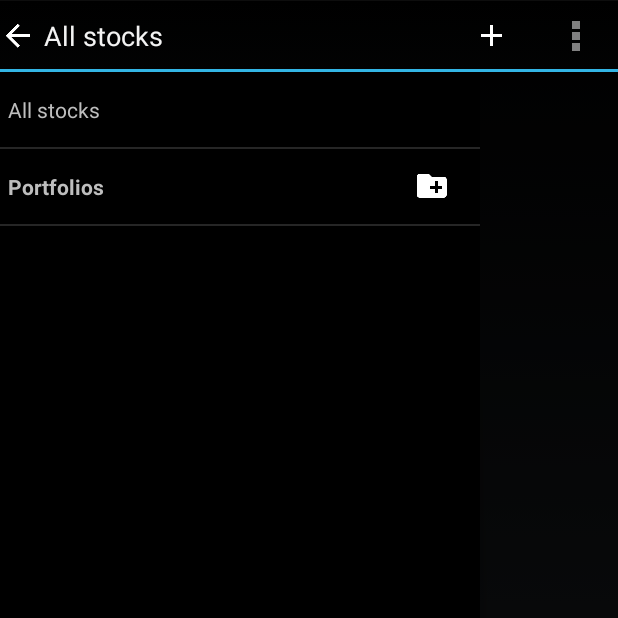
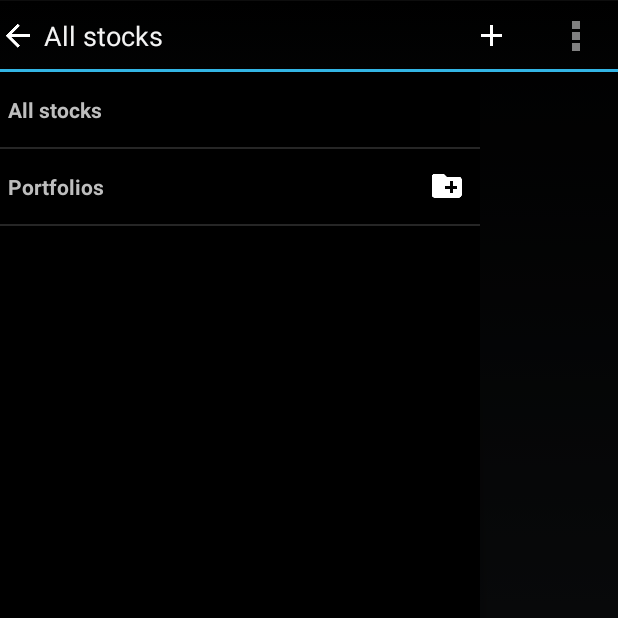
Before and after one commit to kumarad/asanecon, an Android app: the screen it shows after launch (HomeActivity), with the side drawer open, on a phone screen of 412 x 824 dp, the top half of it. Run offline under Robolectric (Android 15) with nearby library versions, the phone set to English and light mode, and no system bars; libraries missing offline, so code that uses them is left out: com.crashlytics.android, com.squareup.otto, io.fabric.sdk; 8 statements that could not run were skipped.

Commit message:
More drawer item appearance changes

```diff
--- a/app/src/main/res/layout/drawer_menu_add_item_text.xml
+++ b/app/src/main/res/layout/drawer_menu_add_item_text.xml
@@ -16,7 +16,7 @@
 
     <ImageView
         android:src="@drawable/ic_create_new_folder_white_24dp"
-        android:layout_marginEnd="20dp"
+        android:layout_marginEnd="10dp"
         android:layout_width="wrap_content"
         android:layout_height="wrap_content"/>
 
--- a/app/src/main/res/layout/drawer_menu_gold_item_text.xml
+++ b/app/src/main/res/layout/drawer_menu_gold_item_text.xml
@@ -11,6 +11,7 @@
         android:layout_marginStart="5dp"
         android:maxWidth="300dp"
         android:text="Gold"
+        android:textStyle="bold"
         android:layout_width="wrap_content"
         android:layout_height="wrap_content"/>
 
--- a/app/src/main/res/layout/drawer_menu_item_text.xml
+++ b/app/src/main/res/layout/drawer_menu_item_text.xml
@@ -9,6 +9,7 @@
     <TextView
         android:id="@+id/menuItemText"
         android:layout_marginStart="5dp"
+        android:textStyle="bold"
         android:layout_width="match_parent"
         android:layout_height="match_parent"/>
 
```
